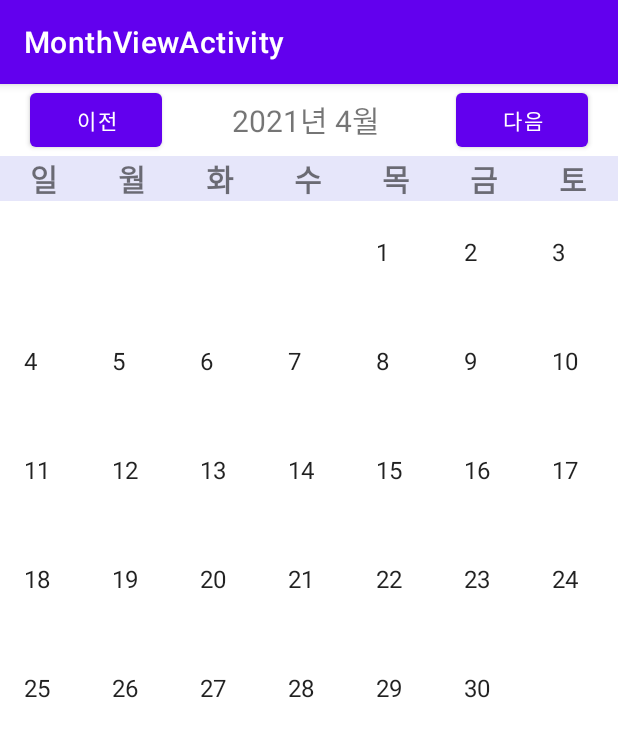
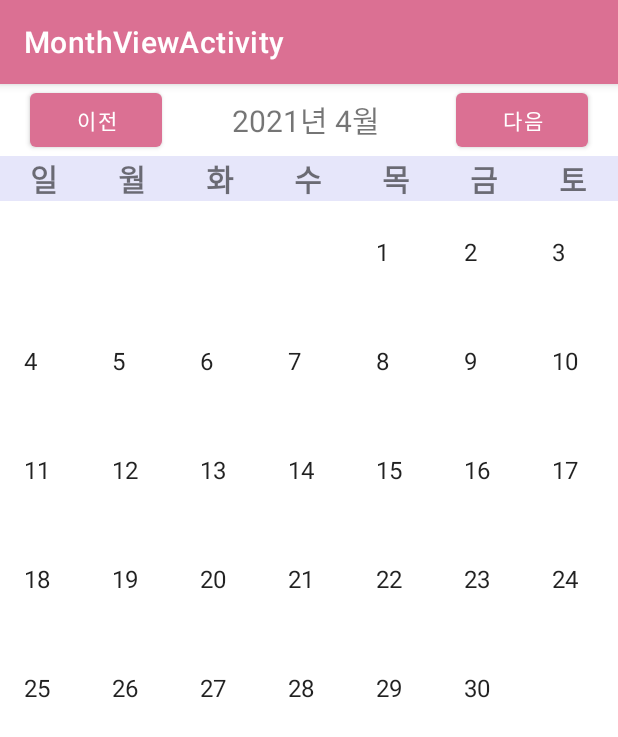
Before and after one commit to Areum-lab/MonthViewActivity, an Android app: the screen it shows after launch (MonthViewActivity), on a phone screen of 412 x 824 dp. Shown: the top 737 px of the screen. Run offline under Robolectric (Android 15) with nearby library versions, the phone set to English and light mode, and no system bars.

Commit message:
design 수정

```diff
--- a/app/src/main/res/values/colors.xml
+++ b/app/src/main/res/values/colors.xml
@@ -1,10 +1,10 @@
 <?xml version="1.0" encoding="utf-8"?>
 <resources>
     <color name="purple_200">#FFBB86FC</color>
-    <color name="purple_500">#FF6200EE</color>
-    <color name="purple_700">#FF3700B3</color>
-    <color name="teal_200">#FF03DAC5</color>
-    <color name="teal_700">#FF018786</color>
+    <color name="purple_500">#DB7093</color>
+    <color name="purple_700">#FFB6C1</color>
+    <color name="teal_200">#FFFF00</color>
+    <color name="teal_700">#DAA520</color>
     <color name="black">#FF000000</color>
     <color name="white">#FFFFFFFF</color>
 </resources>
```
